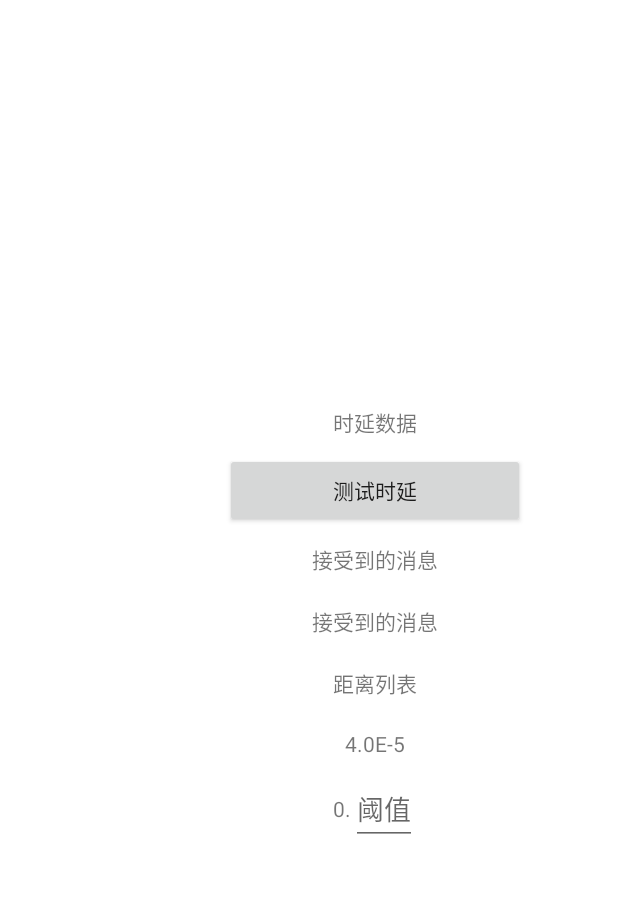
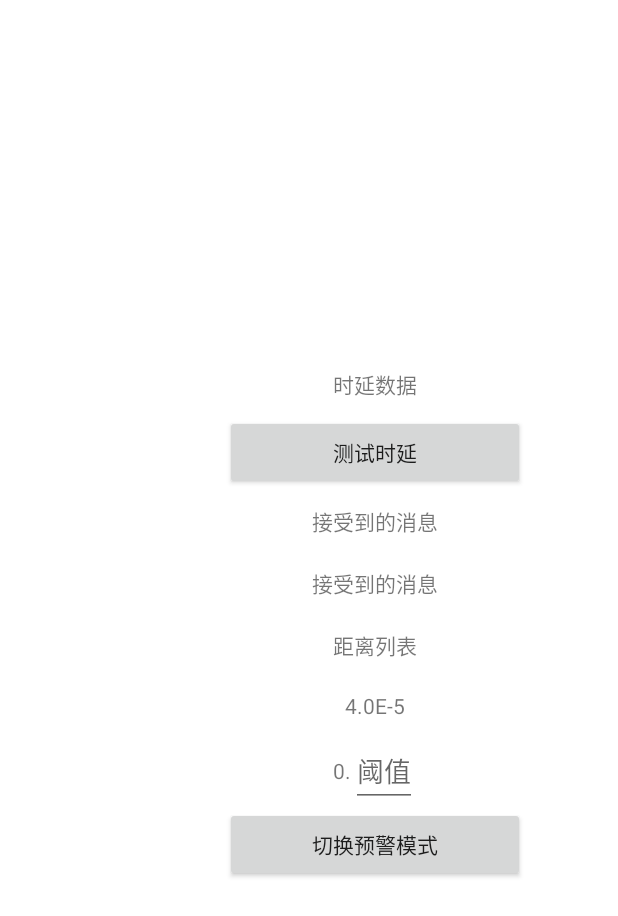
Before and after one commit to neardws/V2X-based-Collision-Warning, an Android app: the screen it shows after launch (MainActivity), on a phone screen of 412 x 824 dp. Shown: the top 916 px of the screen. Run offline under Robolectric (Android 15) with nearby library versions, the phone set to English and light mode, and no system bars; libraries missing offline, so code that uses them is left out: com.baidu.mapapi, com.txusballesteros, org.apache.commons; 25 statements that could not run were skipped.

Commit message:
feat: 增加通信模式切换

```diff
--- a/app/src/main/java/com/linmu/collision_warning_system/services/CarManageService.java
+++ b/app/src/main/java/com/linmu/collision_warning_system/services/CarManageService.java
@@ -37,11 +37,13 @@ public class CarManageService {
     private final ConcurrentHashMap<String, List<Coordinate>> predictListMap;
 
     private final ConcurrentHashMap<String, ConcurrentLinkedDeque<LatLng>> latLngDequeMap;
+    private boolean isV2V;
 
     public CarManageService() {
         carMap = new ConcurrentHashMap<>();
         predictListMap = new ConcurrentHashMap<>();
         latLngDequeMap = new ConcurrentHashMap<>();
+        isV2V = true;
     }
 
     public List<Car> getCarList() {
@@ -101,6 +103,10 @@ public class CarManageService {
         }
         deque.addFirst(newLatlng);
         latLngDequeMap.put(obuId,deque);
+        // 当是V2V时，启动碰撞检测
+        if(isV2V && thisCar != null) {
+            WarningService.getInstance().checkCollision();
+        }
     }
     private void addSelfCarInfo(String obuId, double altitude, LatLng newLatlng, float newSpeed, float newDirection) {
         if(thisCar == null) {
@@ -108,7 +114,6 @@ public class CarManageService {
         }
         thisCar.addCarInfo(newLatlng, altitude, newSpeed, newDirection);
         thisCar.keepLife();
-        WarningService.getInstance().checkCollision();
     }
     private void addOthersCarInfo(String obuId, double altitude, LatLng newLatlng, float newSpeed, float newDirection) {
         Car car = carMap.get(obuId);
@@ -119,4 +124,8 @@ public class CarManageService {
         car.keepLife();
         carMap.put(obuId,car);
     }
+    public boolean changeWarning() {
+        isV2V = !isV2V;
+        return isV2V;
+    }
 }
--- a/app/src/main/res/layout/fragment_communication.xml
+++ b/app/src/main/res/layout/fragment_communication.xml
@@ -41,14 +41,14 @@
         android:layout_height="wrap_content"
         android:padding="10dp"
         android:gravity="center"
-        android:text="距离列表"/>
+        android:text="@string/distanceList"/>
     <TextView
         android:id="@+id/valueText"
         android:layout_width="match_parent"
         android:layout_height="wrap_content"
         android:padding="10dp"
         android:gravity="center"
-        android:text="阈值"/>
+        android:text="@string/limitValue"/>
     <LinearLayout
         android:layout_width="match_parent"
         android:layout_height="wrap_content"
@@ -58,7 +58,7 @@
             android:layout_width="wrap_content"
             android:layout_height="wrap_content"
             android:gravity="end"
-            android:text="0."/>
+            android:text="@string/zeroDot"/>
         <EditText
             android:id="@+id/inputTest"
             android:layout_width="wrap_content"
@@ -66,9 +66,14 @@
             android:singleLine="true"
             android:imeOptions="actionDone"
             android:inputType="numberDecimal"
-            android:hint="阈值"/>
+            android:hint="@string/inputLimitValue"/>
 
     </LinearLayout>
+    <Button
+        android:id="@+id/changeButton"
+        android:layout_width="200dp"
+        android:layout_height="50dp"
+        android:text="@string/changeMode"/>
 
 
 </LinearLayout>
--- a/app/src/main/res/values/strings.xml
+++ b/app/src/main/res/values/strings.xml
@@ -12,4 +12,9 @@
     <string name="obuIdText">OBU ID:</string>
     <string name="delayDataText">时延数据</string>
     <string name="warn_button">警告</string>
+    <string name="distanceList">距离列表</string>
+    <string name="limitValue">阈值</string>
+    <string name="zeroDot">0.</string>
+    <string name="inputLimitValue">阈值</string>
+    <string name="changeMode">切换预警模式</string>
 </resources>
```
Also changed, not shown: app/src/main/java/com/linmu/collision_warning_system/fragment/LogFragment.java (+30 -0 lines).
